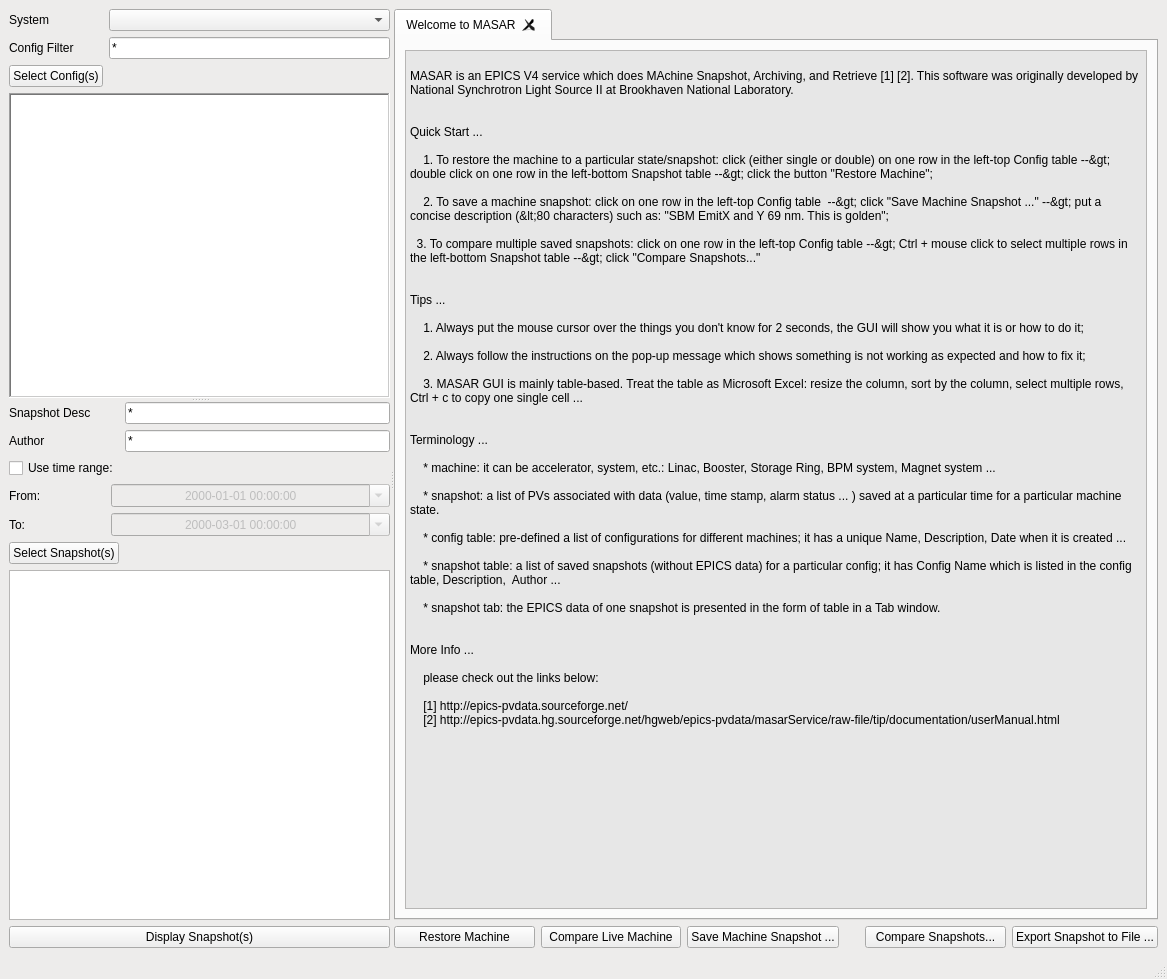
NSLS-II/masarUI, file python/masarclient/ui/ui_masar.ui: the form before one commit.
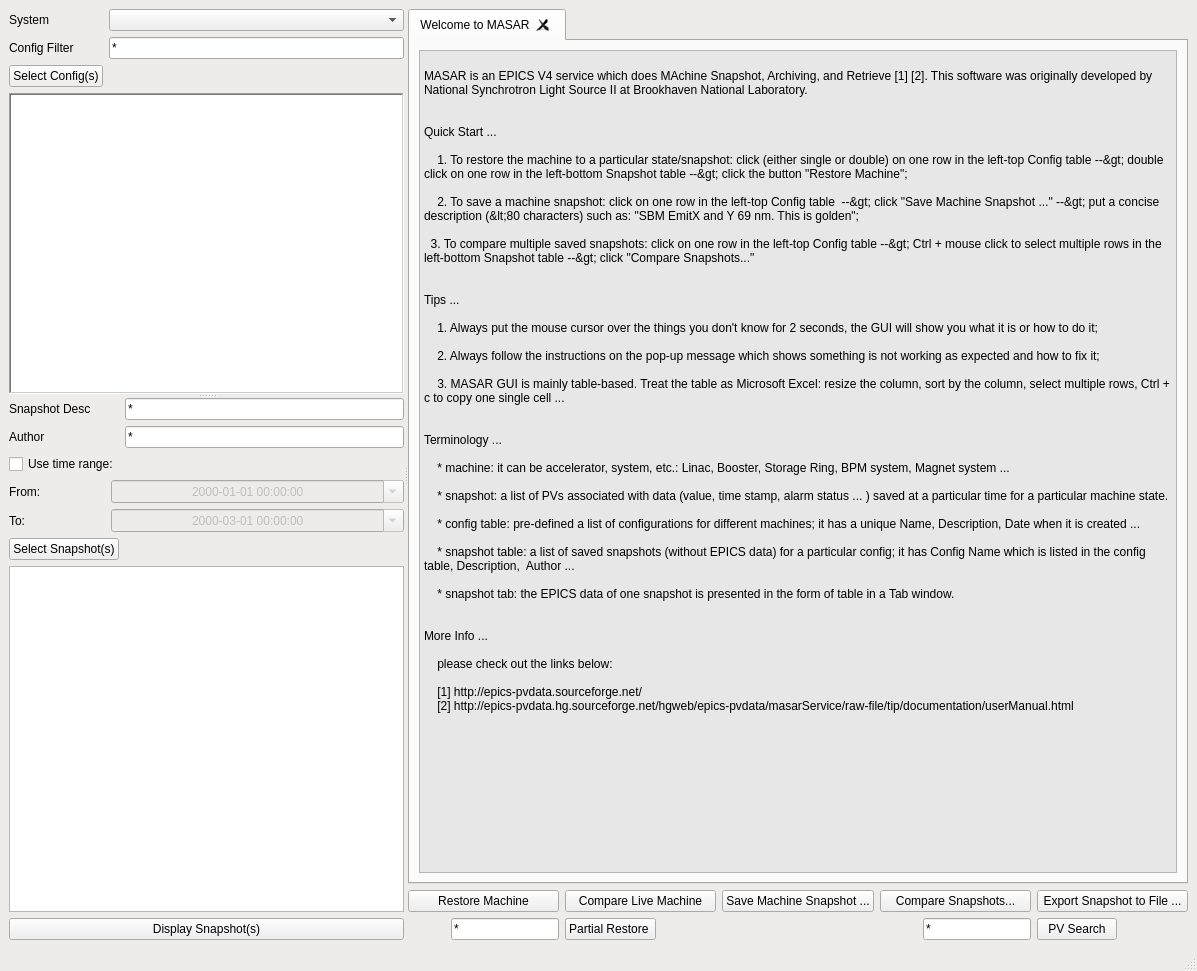
The form after the commit. Icons and pictures are not drawn.

Commit message: prototype on PV search/filtering

Patch:
```diff
--- a/python/masarclient/ui/ui_masar.ui
+++ b/python/masarclient/ui/ui_masar.ui
@@ -9,8 +9,8 @@
    <rect>
     <x>0</x>
     <y>0</y>
-    <width>1167</width>
-    <height>979</height>
+    <width>1197</width>
+    <height>971</height>
    </rect>
   </property>
   <property name="palette">
@@ -572,18 +572,63 @@
          </widget>
         </item>
         <item>
-         <layout class="QHBoxLayout" name="horizontalLayout">
-          <item>
-           <widget class="QPushButton" name="restoreMachineButton">
+         <layout class="QGridLayout" name="gridLayout">
+          <item row="2" column="0" alignment="Qt::AlignLeft">
+           <widget class="QLineEdit" name="restoreFilterLineEdit">
+            <property name="sizePolicy">
+             <sizepolicy hsizetype="Preferred" vsizetype="Fixed">
+              <horstretch>0</horstretch>
+              <verstretch>0</verstretch>
+             </sizepolicy>
+            </property>
+            <property name="layoutDirection">
+             <enum>Qt::RightToLeft</enum>
+            </property>
+            <property name="text">
+             <string>*</string>
+            </property>
+           </widget>
+          </item>
+          <item row="0" column="3" rowspan="2">
+           <widget class="QPushButton" name="compareSnapshotsButton">
+            <property name="text">
+             <string>Compare Snapshots...</string>
+            </property>
+           </widget>
+          </item>
+          <item row="2" column="1" alignment="Qt::AlignLeft">
+           <widget class="QPushButton" name="partialRestoreButton">
+            <property name="sizePolicy">
+             <sizepolicy hsizetype="Fixed" vsizetype="Fixed">
+              <horstretch>0</horstretch>
+              <verstretch>0</verstretch>
+             </sizepolicy>
+            </property>
             <property name="toolTip">
              <string/>
             </property>
             <property name="text">
-             <string>Restore Machine</string>
+             <string>Partial Restore </string>
             </property>
            </widget>
           </item>
-          <item>
+          <item row="2" column="3" alignment="Qt::AlignLeft">
+           <widget class="QLineEdit" name="pvFilterLineEdit">
+            <property name="sizePolicy">
+             <sizepolicy hsizetype="Preferred" vsizetype="Fixed">
+              <horstretch>0</horstretch>
+              <verstretch>0</verstretch>
+             </sizepolicy>
+            </property>
+            <property name="layoutDirection">
+             <enum>Qt::RightToLeft</enum>
+            </property>
+            <property name="text">
+             <string>*</string>
+            </property>
+           </widget>
+          </item>
+          <item row="0" column="1" rowspan="2">
            <widget class="QPushButton" name="getLiveMachineButton">
             <property name="toolTip">
              <string/>
@@ -593,43 +638,46 @@
             </property>
            </widget>
           </item>
-          <item>
+          <item row="0" column="2" rowspan="2">
            <widget class="QPushButton" name="saveMachineSnapshotButton">
             <property name="text">
              <string>Save Machine Snapshot ...</string>
             </property>
            </widget>
           </item>
-          <item>
-           <spacer name="horizontalSpacer">
-            <property name="orientation">
-             <enum>Qt::Horizontal</enum>
+          <item row="0" column="0" rowspan="2">
+           <widget class="QPushButton" name="restoreMachineButton">
+            <property name="toolTip">
+             <string/>
             </property>
-            <property name="sizeType">
-             <enum>QSizePolicy::Preferred</enum>
-            </property>
-            <property name="sizeHint" stdset="0">
-             <size>
-              <width>20</width>
-              <height>20</height>
-             </size>
-            </property>
-           </spacer>
-          </item>
-          <item>
-           <widget class="QPushButton" name="compareSnapshotsButton">
             <property name="text">
-             <string>Compare Snapshots...</string>
+             <string>Restore Machine</string>
             </property>
            </widget>
           </item>
-          <item>
+          <item row="0" column="4" rowspan="2">
            <widget class="QPushButton" name="saveDataFileButton">
             <property name="text">
              <string>Export Snapshot to File ...</string>
             </property>
            </widget>
           </item>
+          <item row="2" column="4" alignment="Qt::AlignLeft">
+           <widget class="QPushButton" name="pvSearchButton">
+            <property name="sizePolicy">
+             <sizepolicy hsizetype="Fixed" vsizetype="Fixed">
+              <horstretch>0</horstretch>
+              <verstretch>0</verstretch>
+             </sizepolicy>
+            </property>
+            <property name="toolTip">
+             <string/>
+            </property>
+            <property name="text">
+             <string>PV Search</string>
+            </property>
+           </widget>
+          </item>
          </layout>
         </item>
        </layout>
```
Left out of the diff: 116 changed lines with no effect on the pictures. The commit also changes 2 other files.
